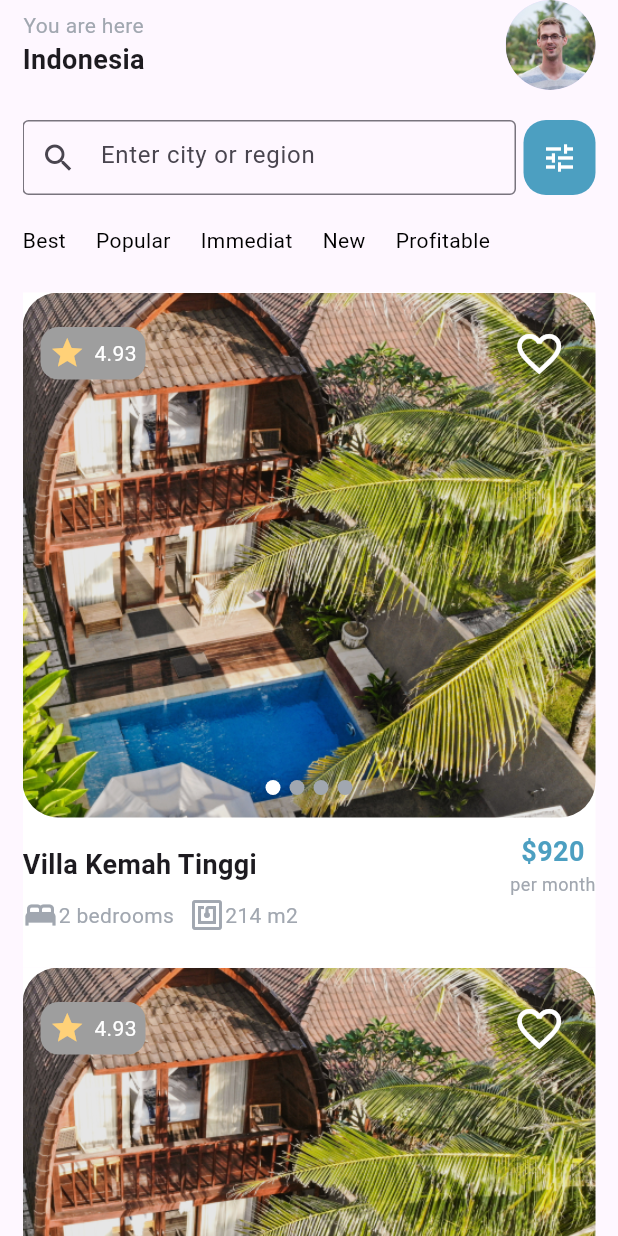
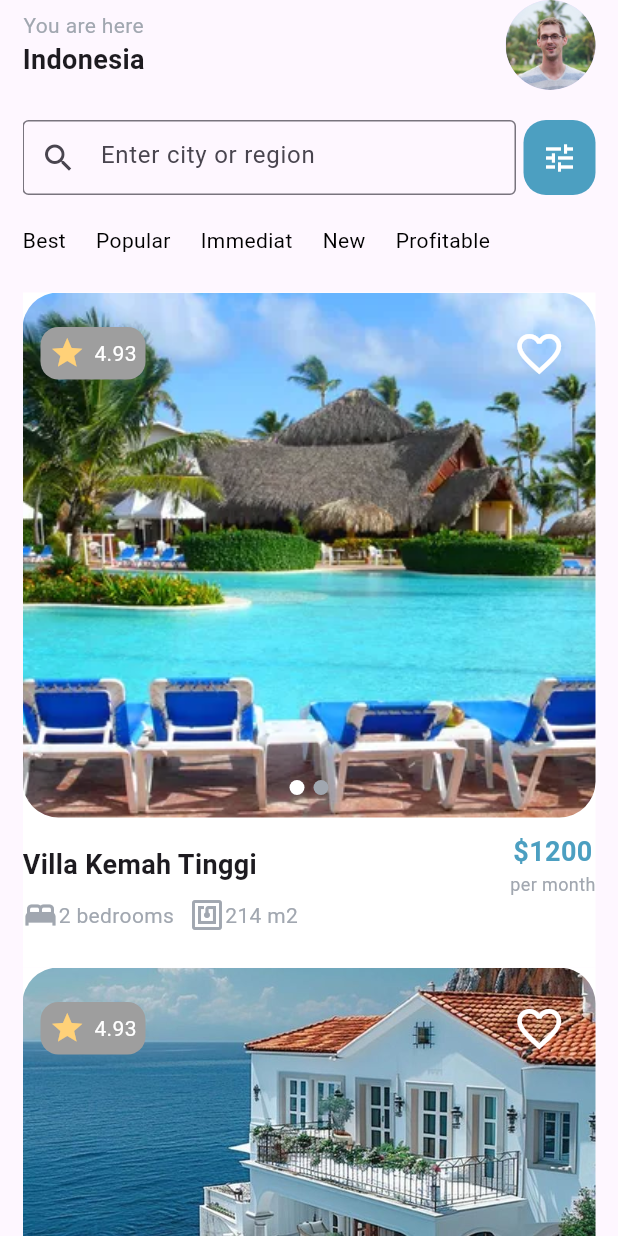
Before and after one commit to aelina-frontend/block_lessons, a Flutter app: the screen it shows after launch, on a phone screen of 412 x 824 dp. Run offline on Flutter 3.47's test engine with Material 3 defaults, Android fonts, the phone set to English and light mode, and no system bars; our stand-ins replace bloc, device_preview, equatable, flutter_bloc.

Commit message:
добавила картинки

```diff
--- a/lib/booking_app/cubit/booking_cubit.dart
+++ b/lib/booking_app/cubit/booking_cubit.dart
@@ -28,4 +28,12 @@ class BookingCubit extends Cubit<BookingState> {
     }
   }
 
+  void isLike(){
+    final currentState = state;
+    if(currentState is BookingSuccess){
+      final updateProduct = currentState.categories.map((item){
+        if(item.data.){}
+      });
+    }
+  }
 }
--- a/lib/booking_app/data/hotel_data.dart
+++ b/lib/booking_app/data/hotel_data.dart
@@ -6,6 +6,7 @@ class Category {
 }
 
 class HotelData {
+  final int id;
   final String title;
   final int price;
   final int rooms;
@@ -15,7 +16,8 @@ class HotelData {
   final double rating;
 
   HotelData(
-      {required this.title,
+      {required this.id,
+        required this.title,
       required this.price,
       required this.rooms,
       required this.square,
@@ -30,62 +32,68 @@ List<Category> categories = [
     category: 'Best',
     data: [
       HotelData(
+        id: 1,
           title: 'Villa Kemah Tinggi',
-          price: 920,
+          price: 1200,
           rooms: 2,
           square: 214,
-          image: ['assets/image1.png', 'assets/image1.png', 'assets/image1.png', 'assets/image1.png'],
+          image: [ 'assets/p1.jpg', 'assets/p2.jpg'],
       isLike: false,
       rating: 4.93,
       ),
       HotelData(
+        id: 2,
           title: 'Rixos Premium ',
-          price: 920,
+          price: 2500,
           rooms: 2,
           square: 214,
-          image: ['assets/image1.png', 'assets/image1.png'],
+          image: ['assets/p8.jpg', 'assets/m2.jpg', 'assets/m3.jpg'],
         isLike: false,
         rating: 4.93,),
     ],
   ),
   Category(category: 'Popular', data: [
     HotelData(
+      id: 3,
         title: 'Sheraton',
-        price: 2000,
+        price: 4200,
         rooms: 2,
         square: 214,
-        image: ['assets/image1.png', ],
+        image: ['assets/p18.jpg','assets/p3.jpg', 'assets/p10.jpg' ],
       isLike: false,
       rating: 4.93,),
   ],),
   Category(category: 'Immediat', data: [
     HotelData(
+      id: 4,
       title: 'Garden',
-      price: 300,
+      price: 1800,
       rooms: 2,
       square: 214,
-      image: ['assets/image1.png', 'assets/image1.png'],
+      image: ['assets/p15.jpg', 'assets/p20.jpg', 'assets/p16.jpg'],
       isLike: false,
       rating: 4.93,),
   ]),
   Category(category: 'New', data: [
     HotelData(
+      id: 5,
         title: 'NOVA othel',
-        price: 920,
+        price: 900,
         rooms: 2,
         square: 214,
-        image: ['assets/image1.png'],
+        image: ['assets/p6.jpg','assets/p14.jpg'],
       isLike: false,
       rating: 4.93,),
   ],
   ),
   Category(category: 'Profitable', data: [
     HotelData(
+      id: 6,
         title: 'Villa Kemah Tinggi',
-        price: 920,
+        price: 3000,
         rooms: 2,
         square: 214,
-        image: ['assets/image1.png', 'assets/image1.png', 'assets/image1.png'],
+        image: ['assets/p9.jpg', 'assets/p17.jpg',],
       isLike: false,
       rating: 4.93,),
   ]),
```
Also changed, not shown: assets/m1.jpg (added), assets/m2.jpg (added), assets/m3.jpg (added), assets/p1.jpg (added), assets/p10.jpg (added), assets/p13.jpg (added), assets/p14.jpg (added), assets/p15.jpg (added), assets/p16.jpg (added), assets/p17.jpg (added), assets/p18.jpg (added), assets/p2.jpg (added), assets/p20.jpg (added), assets/p3.jpg (added), 4 more files.
